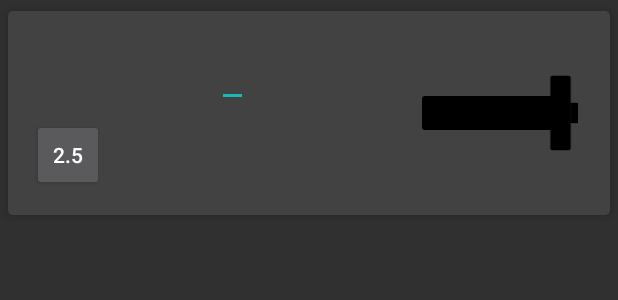
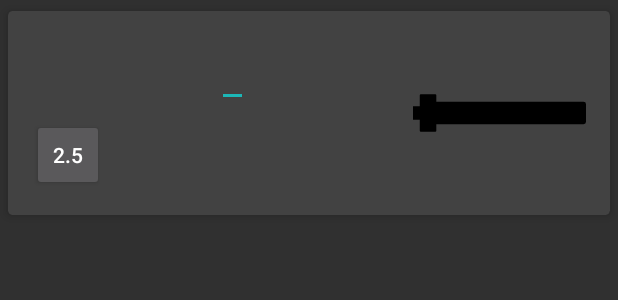
Before and after one commit to Silassales/PrWorkoutTracker, an Android app: the layout exersice_list_row.xml on its own in the app's theme, with its tools: preview values and no code run, on a phone screen of 412 x 824 dp. Shown: the top 300 px of the screen. Run offline under Robolectric (Android 15) with nearby library versions, the light colour scheme and no system bars.

Commit message:
flip the barbell image around

```diff
--- a/app/src/main/java/com/timothy/silas/prworkouttracker/Home/HomeAdapter.java
+++ b/app/src/main/java/com/timothy/silas/prworkouttracker/Home/HomeAdapter.java
@@ -139,11 +139,11 @@ public class HomeAdapter extends RecyclerView.Adapter<HomeAdapter.MyViewHolder>
             // if the first slot is empty we need a larger margin, and to connect to the barbell not the plate in front
             if(firstSlotEmpty) {
                 int margin = Math.round(holder.itemView.getContext().getResources().getDimension(R.dimen.barbell_first_slot_margin));
-                constraintSet.connect(imageView.getId(), ConstraintSet.END, barbellImageView.getId(), ConstraintSet.END, margin);
+                constraintSet.connect(imageView.getId(), ConstraintSet.START, barbellImageView.getId(), ConstraintSet.START, margin);
                 firstSlotEmpty = false;
             } else {
                 int margin = Math.round(holder.itemView.getContext().getResources().getDimension(R.dimen.barbell_slot_margin));
-                constraintSet.connect(imageView.getId(), ConstraintSet.END, previousSlotId, ConstraintSet.START, margin);
+                constraintSet.connect(imageView.getId(), ConstraintSet.START, previousSlotId, ConstraintSet.END, margin);
             }
 
             // apply and pray to the lord that everything is connected properly
--- a/app/src/main/res/drawable/ic_10kg.xml
+++ b/app/src/main/res/drawable/ic_10kg.xml
@@ -1,4 +1,4 @@
-<vector android:height="115dp" android:viewportHeight="30.38461"
+<vector android:height="@dimen/barbell_image_height" android:viewportHeight="30.38461"
     android:viewportWidth="3.199564" android:width="12dp" xmlns:android="http://schemas.android.com/apk/res/android">
     <path android:fillAlpha="1" android:fillColor="@color/weight_10kg"
         android:fillType="nonZero"
--- a/app/src/main/res/drawable/ic_1_25kg.xml
+++ b/app/src/main/res/drawable/ic_1_25kg.xml
@@ -1,4 +1,4 @@
-<vector android:height="115dp" android:viewportHeight="30.427082"
+<vector android:height="@dimen/barbell_image_height" android:viewportHeight="30.427082"
     android:viewportWidth="1.9197389" android:width="7dp" xmlns:android="http://schemas.android.com/apk/res/android">
     <path android:fillAlpha="1" android:fillColor="@color/weight_1_25kg"
         android:fillType="nonZero"
--- a/app/src/main/res/drawable/ic_20kg.xml
+++ b/app/src/main/res/drawable/ic_20kg.xml
@@ -1,6 +1,6 @@
 <vector xmlns:android="http://schemas.android.com/apk/res/android"
     android:width="15dp"
-    android:height="115dp"
+    android:height="@dimen/barbell_image_height"
     android:viewportWidth="3.96875"
     android:viewportHeight="30.427084">
   <path
--- a/app/src/main/res/drawable/ic_2_5kg.xml
+++ b/app/src/main/res/drawable/ic_2_5kg.xml
@@ -1,4 +1,4 @@
-<vector android:height="115dp" android:viewportHeight="30.38461"
+<vector android:height="@dimen/barbell_image_height" android:viewportHeight="30.38461"
     android:viewportWidth="2.559652" android:width="10dp" xmlns:android="http://schemas.android.com/apk/res/android">
     <path android:fillAlpha="1" android:fillColor="@color/weight_2_5kg"
         android:fillType="nonZero"
--- a/app/src/main/res/drawable/ic_5kg.xml
+++ b/app/src/main/res/drawable/ic_5kg.xml
@@ -1,4 +1,4 @@
-<vector android:height="115dp" android:viewportHeight="30.38461"
+<vector android:height="@dimen/barbell_image_height" android:viewportHeight="30.38461"
     android:viewportWidth="2.559652" android:width="10dp" xmlns:android="http://schemas.android.com/apk/res/android">
     <path android:fillAlpha="1" android:fillColor="@color/weight_5kg"
         android:fillType="nonZero"
--- a/app/src/main/res/drawable/ic_barbell.xml
+++ b/app/src/main/res/drawable/ic_barbell.xml
@@ -1,12 +1,24 @@
-<vector android:height="115dp" android:viewportHeight="30.42708"
-    android:viewportWidth="30.427086" android:width="115dp" xmlns:android="http://schemas.android.com/apk/res/android">
-    <path android:fillAlpha="1" android:fillColor="@color/weight_barbell"
-        android:pathData="M0.7212,11.9062L27.06,11.9062A0.7212,0.7212 0,0 1,27.7813 12.6275L27.7813,17.7996A0.7212,0.7212 0,0 1,27.06 18.5208L0.7212,18.5208A0.7212,0.7212 0,0 1,0 17.7996L0,12.6275A0.7212,0.7212 0,0 1,0.7212 11.9062z"
-        android:strokeColor="#00000000" android:strokeWidth="0.11539518"/>
-    <path android:fillAlpha="1" android:fillColor="@color/weight_barbell"
-        android:pathData="M25.5365,7.9375L28.7031,7.9375A0.4011,0.4011 0,0 1,29.1042 8.3386L29.1042,22.0884A0.4011,0.4011 0,0 1,28.7031 22.4896L25.5365,22.4896A0.4011,0.4011 0,0 1,25.1354 22.0884L25.1354,8.3386A0.4011,0.4011 0,0 1,25.5365 7.9375z"
-        android:strokeColor="#00000000" android:strokeWidth="0.32404706"/>
-    <path android:fillAlpha="1" android:fillColor="@color/weight_barbell"
-        android:pathData="M29.1042,13.2291h1.3229v3.9688h-1.3229z"
-        android:strokeColor="#00000000" android:strokeWidth="0.32404718"/>
+<vector xmlns:android="http://schemas.android.com/apk/res/android"
+    android:width="@dimen/barbell_image_width"
+    android:height="@dimen/barbell_image_height"
+    android:viewportWidth="30.427084"
+    android:viewportHeight="27.516665">
+  <path
+      android:pathData="M3.2109,11.7739L29.9943,11.7739A0.4327,0.4327 0,0 1,30.4271 12.2067L30.4271,15.31A0.4327,0.4327 0,0 1,29.9943 15.7427L3.2109,15.7427A0.4327,0.4327 0,0 1,2.7781 15.31L2.7781,12.2067A0.4327,0.4327 0,0 1,3.2109 11.7739z"
+      android:strokeWidth="0.08917169"
+      android:fillColor="#000000"
+      android:strokeColor="#00000000"
+      android:fillAlpha="1"/>
+  <path
+      android:pathData="M1.373,10.451L3.9187,10.451A0.1823,0.1823 0,0 1,4.101 10.6334L4.101,16.8833A0.1823,0.1823 0,0 1,3.9187 17.0656L1.373,17.0656A0.1823,0.1823 0,0 1,1.1906 16.8833L1.1906,10.6334A0.1823,0.1823 0,0 1,1.373 10.451z"
+      android:strokeWidth="0.1870887"
+      android:fillColor="#000000"
+      android:strokeColor="#00000000"
+      android:fillAlpha="1"/>
+  <path
+      android:pathData="M0,12.5677h1.3229v2.3812h-1.3229z"
+      android:strokeWidth="0.25100544"
+      android:fillColor="#000000"
+      android:strokeColor="#00000000"
+      android:fillAlpha="1"/>
 </vector>
--- a/app/src/main/res/values/dimens.xml
+++ b/app/src/main/res/values/dimens.xml
@@ -16,7 +16,7 @@
     <dimen name="exercise_list_item_min_height">120dp</dimen>
     <dimen name="barbell_image_height">104dp</dimen>
     <dimen name="barbell_slot_margin">2dp</dimen>
-    <dimen name="barbell_first_slot_margin">18dp</dimen>
+    <dimen name="barbell_first_slot_margin">15dp</dimen>
     <dimen name="barbell_image_width">115dp</dimen>
     <dimen name="exercise_list_margin">8dp</dimen>
     <dimen name="exercise_list_padding">8dp</dimen>
```
